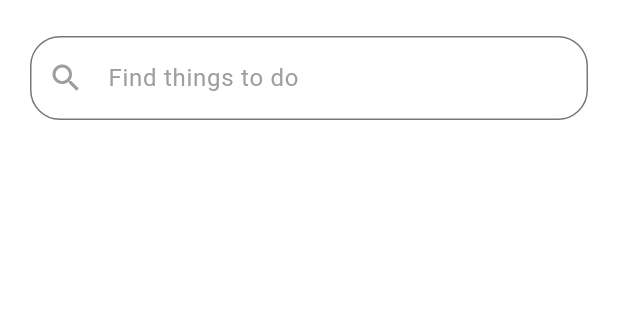
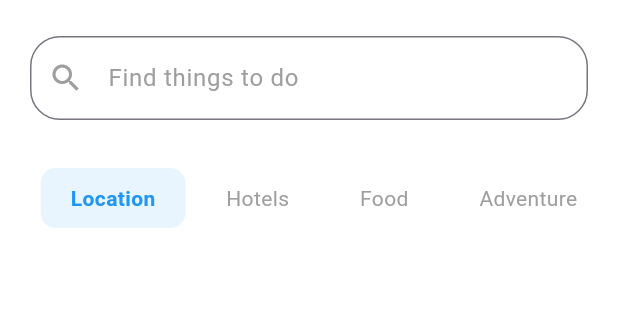
Before and after one commit to hbibazzysddq/Aspen, a Flutter app: the HomePage screen opened directly, on a phone screen of 412 x 824 dp, the part 180-500 px from its top. Run offline on Flutter 3.47's test engine with Material 3 defaults, Android fonts, the light colour scheme and no system bars; our stand-ins replace get; project files that could hold a hidden picture were left out.

Commit message:
update home page, create menu bar

```diff
--- /dev/null
+++ b/lib/components/menu_aspen.dart
@@ -0,0 +1,46 @@
+import 'package:flutter/material.dart';
+
+class MenuAspen extends StatefulWidget {
+  const MenuAspen({super.key});
+
+  @override
+  State<MenuAspen> createState() => _MenuAspenState();
+}
+
+class _MenuAspenState extends State<MenuAspen> {
+  String? selectedMenu = 'Location'; // default value
+  @override
+  Widget build(BuildContext context) {
+    final menus = ['Location', 'Hotels', 'Food', 'Adventure']; // List Menu
+    return Row(
+      mainAxisAlignment: MainAxisAlignment.spaceEvenly,
+      children: menus.map((menu) {
+        final isSelected = selectedMenu == menu; // check if menu is selected
+        return GestureDetector(
+          onTap: () {
+            setState(() {
+              selectedMenu = menu; // default value
+            });
+          },
+          child: AnimatedContainer(
+            duration: const Duration(milliseconds: 300),
+            padding: const EdgeInsets.symmetric(horizontal: 20, vertical: 10),
+            decoration: BoxDecoration(
+              color: isSelected
+                  ? Colors.blue.withOpacity(0.1) // selected color
+                  : Colors.transparent, // change color when selected
+              borderRadius: BorderRadius.circular(10),
+            ),
+            child: Text(
+              menu, // display menu
+              style: TextStyle(
+                color: isSelected ? Colors.blue : Colors.grey,
+                fontWeight: isSelected ? FontWeight.bold : FontWeight.normal,
+              ),
+            ),
+          ),
+        );
+      }).toList(),
+    );
+  }
+}
--- a/lib/pages/home_page.dart
+++ b/lib/pages/home_page.dart
@@ -1,3 +1,4 @@
+import 'package:belajar_flutter/components/menu_aspen.dart';
 import 'package:flutter/material.dart';
 
 class HomePage extends StatelessWidget {
@@ -91,6 +92,10 @@ class HomePage extends StatelessWidget {
               },
             ),
           ),
+          Container(
+            margin: const EdgeInsets.only(top: 32, left: 20),
+            child: const MenuAspen(),
+          ),
         ],
       ),
     );
```
